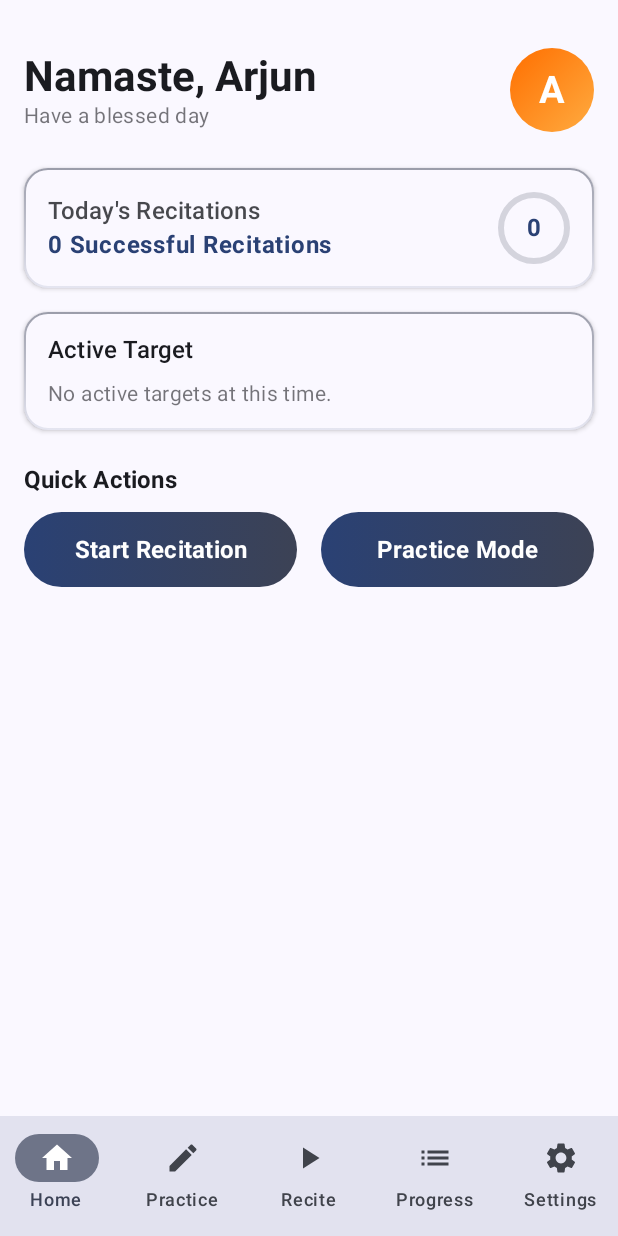
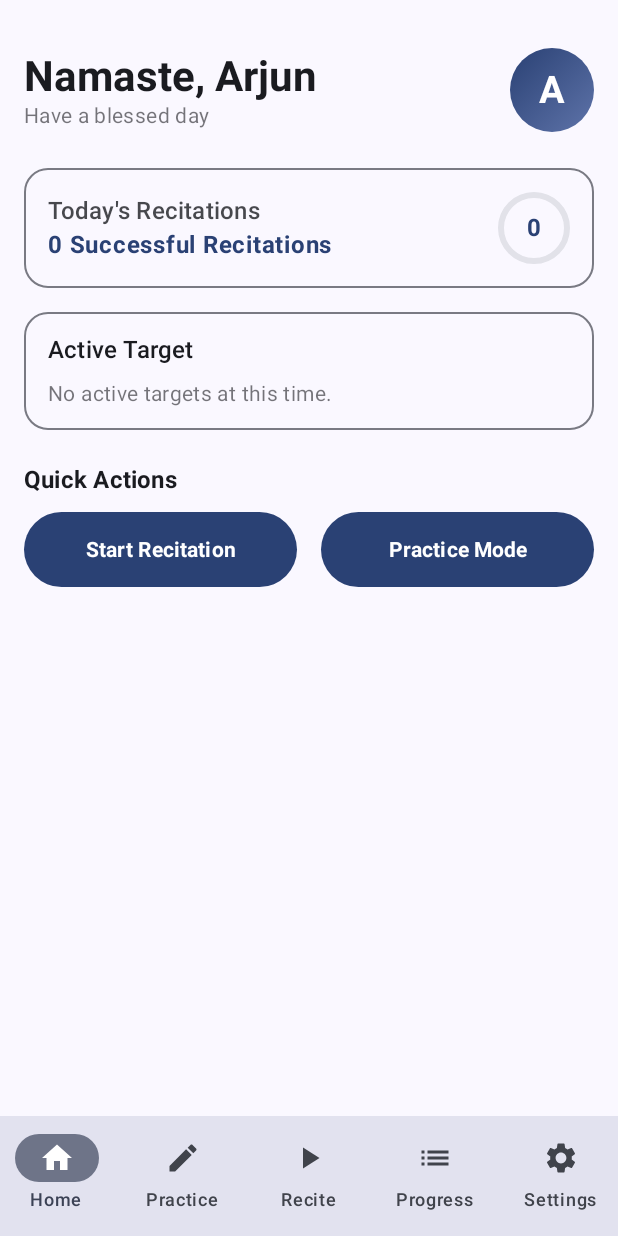
Before and after one commit to sonu7089/anushtanam, an Android app built with Jetpack Compose: the screen it shows after launch (MainActivity), after a tap on an icon or button, on a phone screen of 412 x 824 dp. Run offline under Robolectric (Android 15) with nearby library versions, the phone set to English and light mode, and no system bars; our stand-ins replace Dagger/Hilt's generated code, Room's generated code.

Commit message:
refactor: eliminate hardcoded colors, shapes, and shadows from shared components in phase 2

```diff
--- a/app/src/main/java/com/mantrasiddhi/presentation/components/LoadingSkeleton.kt
+++ b/app/src/main/java/com/mantrasiddhi/presentation/components/LoadingSkeleton.kt
@@ -1,5 +1,5 @@
 /*
- * Mantra Siddhi - Gayatri Mantra Recitation App
+ * Anushtanam - Gayatri Mantra Recitation App
  * Copyright (c) 2026. All rights reserved.
  *
  * This is a demo application. Not for production use.
@@ -31,11 +31,10 @@ import androidx.compose.ui.composed
 import androidx.compose.ui.draw.clip
 import androidx.compose.ui.geometry.Offset
 import androidx.compose.ui.graphics.Brush
-import androidx.compose.ui.graphics.Color
 import androidx.compose.ui.unit.dp
 
 /**
- * Shimmer effect modifier that creates a premium loading reflection.
+ * Shimmer effect modifier that creates a premium loading reflection using theme colors.
  */
 fun Modifier.shimmerEffect(): Modifier = composed {
     val transition = rememberInfiniteTransition(label = "shimmer")
@@ -53,9 +52,9 @@ fun Modifier.shimmerEffect(): Modifier = composed {
     )
 
     val shimmerColors = listOf(
-        Color(0xFFE0E0E0),
-        Color(0xFFF5F5F5),
-        Color(0xFFE0E0E0),
+        MaterialTheme.colorScheme.surfaceContainerHigh,
+        MaterialTheme.colorScheme.surfaceContainerLowest,
+        MaterialTheme.colorScheme.surfaceContainerHigh,
     )
 
     val brush = Brush.linearGradient(
@@ -129,7 +128,7 @@ fun SkeletonCardItem(modifier: Modifier = Modifier) {
         modifier = modifier
             .fillMaxWidth()
             .clip(MaterialTheme.shapes.medium)
-            .background(Color.White)
+            .background(MaterialTheme.colorScheme.surface)
             .padding(16.dp)
     ) {
         Box(
--- a/app/src/main/java/com/mantrasiddhi/presentation/components/MantraComponents.kt
+++ b/app/src/main/java/com/mantrasiddhi/presentation/components/MantraComponents.kt
@@ -1,5 +1,5 @@
 /*
- * Mantra Siddhi - Gayatri Mantra Recitation App
+ * Anushtanam - Gayatri Mantra Recitation App
  * Copyright (c) 2026. All rights reserved.
  *
  * This is a demo application. Not for production use.
@@ -8,10 +8,9 @@ package com.mantrasiddhi.presentation.components
 
 import androidx.compose.animation.core.animateFloatAsState
 import androidx.compose.animation.core.tween
+import androidx.compose.foundation.BorderStroke
 import androidx.compose.foundation.Canvas
 import androidx.compose.foundation.background
-import androidx.compose.foundation.border
-import androidx.compose.foundation.clickable
 import androidx.compose.foundation.layout.Box
 import androidx.compose.foundation.layout.Column
 import androidx.compose.foundation.layout.ColumnScope
@@ -21,12 +20,11 @@ import androidx.compose.foundation.layout.height
 import androidx.compose.foundation.layout.padding
 import androidx.compose.foundation.layout.size
 import androidx.compose.foundation.shape.CircleShape
-import com.mantrasiddhi.presentation.theme.AnushtanamSpacing
 import androidx.compose.material3.Button
 import androidx.compose.material3.ButtonDefaults
-import androidx.compose.material3.Card
 import androidx.compose.material3.CardDefaults
 import androidx.compose.material3.MaterialTheme
+import androidx.compose.material3.OutlinedCard
 import androidx.compose.material3.OutlinedTextField
 import androidx.compose.material3.OutlinedTextFieldDefaults
 import androidx.compose.material3.Text
@@ -35,9 +33,7 @@ import androidx.compose.runtime.getValue
 import androidx.compose.ui.Alignment
 import androidx.compose.ui.Modifier
 import androidx.compose.ui.draw.clip
-import androidx.compose.ui.draw.shadow
 import androidx.compose.ui.graphics.Brush
-import androidx.compose.ui.graphics.Color
 import androidx.compose.ui.graphics.StrokeCap
 import androidx.compose.ui.graphics.drawscope.Stroke
 import androidx.compose.ui.text.font.FontWeight
@@ -45,9 +41,11 @@ import androidx.compose.ui.text.style.TextAlign
 import androidx.compose.ui.unit.Dp
 import androidx.compose.ui.unit.dp
 import androidx.compose.ui.unit.sp
+import com.mantrasiddhi.presentation.theme.AnushtanamSpacing
+import com.mantrasiddhi.presentation.theme.LocalExtendedColors
 
 /**
- * A highly styled button with a premium Saffron-to-Gold gradient.
+ * A highly styled button styled using Material Design 3 theme tokens.
  */
 @Composable
 fun MantraButton(
@@ -56,33 +54,29 @@ fun MantraButton(
     modifier: Modifier = Modifier,
     enabled: Boolean = true
 ) {
-    val gradientColors = if (enabled) {
-        listOf(MaterialTheme.colorScheme.primary, MaterialTheme.colorScheme.secondary)
-    } else {
-        listOf(Color.Gray.copy(alpha = 0.5f), Color.LightGray.copy(alpha = 0.5f))
-    }
-
-    Box(
-        modifier = modifier
-            .height(50.dp)
-            .clip(CircleShape)
-            .background(Brush.horizontalGradient(gradientColors))
-            .clickable(enabled = enabled, onClick = onClick),
-        contentAlignment = Alignment.Center
+    Button(
+        onClick = onClick,
+        enabled = enabled,
+        modifier = modifier.height(50.dp),
+        shape = CircleShape,
+        colors = ButtonDefaults.buttonColors(
+            containerColor = MaterialTheme.colorScheme.primary,
+            contentColor = MaterialTheme.colorScheme.onPrimary,
+            disabledContainerColor = MaterialTheme.colorScheme.onSurface.copy(alpha = 0.12f),
+            disabledContentColor = MaterialTheme.colorScheme.onSurface.copy(alpha = 0.38f),
+        ),
     ) {
         Text(
             text = text,
-            color = if (enabled) Color.White else Color.Gray,
-            style = MaterialTheme.typography.titleMedium,
-            fontWeight = FontWeight.Bold,
+            style = MaterialTheme.typography.labelLarge.copy(fontWeight = FontWeight.Bold),
             textAlign = TextAlign.Center,
-            modifier = Modifier.padding(horizontal = 24.dp)
+            modifier = Modifier.padding(horizontal = AnushtanamSpacing.medium)
         )
     }
 }
 
 /**
- * A card featuring a soft border and warm ivory/charcoal surface styling.
+ * A card featuring a soft outline and MD3 styling.
  */
 @Composable
 fun MantraCard(
@@ -90,42 +84,40 @@ fun MantraCard(
     onClick: (() -> Unit)? = null,
     content: @Composable ColumnScope.() -> Unit
 ) {
-    val cardModifier = if (onClick != null) {
-        modifier.clickable(onClick = onClick)
-    } else {
-        modifier
-    }
-
-    Card(
-        modifier = cardModifier
-            .border(
-                width = 1.dp,
-                brush = Brush.verticalGradient(
-                    listOf(
-                        MaterialTheme.colorScheme.secondary.copy(alpha = 0.5f),
-                        MaterialTheme.colorScheme.primary.copy(alpha = 0.1f)
-                    )
-                ),
-                shape = MaterialTheme.shapes.large
-            ),
-        shape = MaterialTheme.shapes.large,
-        colors = CardDefaults.cardColors(
-            containerColor = MaterialTheme.colorScheme.surface
-        ),
-        elevation = CardDefaults.cardElevation(
-            defaultElevation = 2.dp
-        ),
-        content = {
+    if (onClick != null) {
+        OutlinedCard(
+            onClick = onClick,
+            modifier = modifier,
+            shape = MaterialTheme.shapes.large,
+            border = BorderStroke(1.dp, MaterialTheme.colorScheme.outlineVariant),
+            colors = CardDefaults.outlinedCardColors(
+                containerColor = MaterialTheme.colorScheme.surface
+            )
+        ) {
             Column(
                 modifier = Modifier.padding(AnushtanamSpacing.large),
                 content = content
             )
         }
-    )
+    } else {
+        OutlinedCard(
+            modifier = modifier,
+            shape = MaterialTheme.shapes.large,
+            border = BorderStroke(1.dp, MaterialTheme.colorScheme.outlineVariant),
+            colors = CardDefaults.outlinedCardColors(
+                containerColor = MaterialTheme.colorScheme.surface
+            )
+        ) {
+            Column(
+                modifier = Modifier.padding(AnushtanamSpacing.large),
+                content = content
+            )
+        }
+    }
 }
 
 /**
- * Custom text field with active saffron outlines and rounded edges.
+ * Custom text field with active outline and rounded edges.
  */
 @Composable
 fun MantraTextField(
@@ -144,15 +136,15 @@ fun MantraTextField(
         shape = MaterialTheme.shapes.medium,
         colors = OutlinedTextFieldDefaults.colors(
             focusedBorderColor = MaterialTheme.colorScheme.primary,
-            unfocusedBorderColor = MaterialTheme.colorScheme.onSurface.copy(alpha = 0.2f),
+            unfocusedBorderColor = MaterialTheme.colorScheme.outlineVariant,
             focusedLabelColor = MaterialTheme.colorScheme.primary,
-            unfocusedLabelColor = MaterialTheme.colorScheme.onSurface.copy(alpha = 0.6f)
+            unfocusedLabelColor = MaterialTheme.colorScheme.onSurfaceVariant
         )
     )
 }
 
 /**
- * Renders a high-fidelity spiritual placeholder avatar based on the index.
+ * Renders a high-fidelity spiritual placeholder avatar using theme container roles.
  */
 @Composable
 fun ProfileAvatar(
@@ -161,11 +153,20 @@ fun ProfileAvatar(
     size: Dp = 60.dp,
     modifier: Modifier = Modifier
 ) {
-    val gradient = when (avatarIndex % 4) {
-        0 -> Brush.linearGradient(listOf(Color(0xFFFF6F00), Color(0xFFFFAB40))) // Arjun: Saffron
-        1 -> Brush.linearGradient(listOf(Color(0xFF7C4DFF), Color(0xFFB388FF))) // Meera: Purple
-        2 -> Brush.linearGradient(listOf(Color(0xFFFF3D00), Color(0xFFFF9100))) // Aarav: Saffron-Red
-        else -> Brush.linearGradient(listOf(Color(0xFFFFD54F), Color(0xFFFFE082))) // Priya: Gold
+    val extendedColors = LocalExtendedColors.current
+    val (gradient, textColor) = when (avatarIndex % 4) {
+        0 -> Brush.linearGradient(
+            listOf(MaterialTheme.colorScheme.primary, MaterialTheme.colorScheme.primaryContainer)
+        ) to MaterialTheme.colorScheme.onPrimary
+        1 -> Brush.linearGradient(
+            listOf(MaterialTheme.colorScheme.secondary, MaterialTheme.colorScheme.secondaryContainer)
+        ) to MaterialTheme.colorScheme.onSecondary
+        2 -> Brush.linearGradient(
+            listOf(MaterialTheme.colorScheme.tertiary, MaterialTheme.colorScheme.tertiaryContainer)
+        ) to MaterialTheme.colorScheme.onTertiary
+        else -> Brush.linearGradient(
+            listOf(extendedColors.warning, extendedColors.warningContainer)
+        ) to extendedColors.onWarning
     }
 
     val initial = name.firstOrNull()?.toString()?.uppercase() ?: "?"
@@ -179,7 +180,7 @@ fun ProfileAvatar(
     ) {
         Text(
             text = initial,
-            color = Color.White,
+            color = textColor,
             fontSize = (size.value * 0.45f).sp,
             fontWeight = FontWeight.Bold
         )
@@ -187,7 +188,7 @@ fun ProfileAvatar(
 }
 
 /**
- * A beautiful animated canvas-based progress ring.
+ * A beautiful animated canvas-based progress ring using theme colors.
  */
 @Composable
 fun ProgressRing(
@@ -203,7 +204,7 @@ fun ProgressRing(
     )
 
     val primaryColor = MaterialTheme.colorScheme.primary
-    val trackColor = MaterialTheme.colorScheme.secondary.copy(alpha = 0.2f)
+    val trackColor = MaterialTheme.colorScheme.surfaceContainerHighest
 
     Box(
         modifier = modifier,
--- a/app/src/main/java/com/mantrasiddhi/presentation/components/RecitationFeedbackOverlay.kt
+++ b/app/src/main/java/com/mantrasiddhi/presentation/components/RecitationFeedbackOverlay.kt
@@ -1,5 +1,5 @@
 /*
- * Mantra Siddhi - Gayatri Mantra Recitation App
+ * Anushtanam - Gayatri Mantra Recitation App
  * Copyright (c) 2026. All rights reserved.
  *
  * This is a demo application. Not for production use.
@@ -37,12 +37,15 @@ import androidx.compose.ui.text.font.FontWeight
 import androidx.compose.ui.unit.dp
 import com.mantrasiddhi.R
 import com.mantrasiddhi.presentation.screens.recitation.RecitationFeedbackState
+import com.mantrasiddhi.presentation.theme.LocalExtendedColors
 
 @Composable
 fun RecitationFeedbackOverlay(
     feedback: RecitationFeedbackState?,
     modifier: Modifier = Modifier
 ) {
+    val extendedColors = LocalExtendedColors.current
+
     AnimatedVisibility(
         visible = feedback != null,
         enter = fadeIn() + slideInVertically(initialOffsetY = { -it }),
@@ -52,15 +55,15 @@ fun RecitationFeedbackOverlay(
         if (feedback != null) {
             val styleData = if (feedback.isCorrect) {
                 FeedbackStyle(
-                    backgroundColor = Color(0xFFE8F5E9),
-                    tintColor = Color(0xFF2E7D32),
+                    backgroundColor = extendedColors.successContainer,
+                    tintColor = extendedColors.onSuccessContainer,
                     icon = Icons.Default.CheckCircle,
                     statusText = stringResource(R.string.recitation_correct)
                 )
             } else {
                 FeedbackStyle(
-                    backgroundColor = Color(0xFFFFEBEE),
-                    tintColor = Color(0xFFC62828),
+                    backgroundColor = MaterialTheme.colorScheme.errorContainer,
+                    tintColor = MaterialTheme.colorScheme.onErrorContainer,
                     icon = Icons.Default.Warning,
                     statusText = stringResource(R.string.recitation_try_again)
                 )
--- a/app/src/main/java/com/mantrasiddhi/presentation/components/SavingsCard.kt
+++ b/app/src/main/java/com/mantrasiddhi/presentation/components/SavingsCard.kt
@@ -1,5 +1,5 @@
 /*
- * Mantra Siddhi - Gayatri Mantra Recitation App
+ * Anushtanam - Gayatri Mantra Recitation App
  * Copyright (c) 2026. All rights reserved.
  *
  * This is a demo application. Not for production use.
@@ -22,11 +22,8 @@ import androidx.compose.foundation.layout.padding
 import androidx.compose.foundation.layout.size
 import androidx.compose.foundation.layout.width
 import androidx.compose.foundation.shape.CircleShape
-import androidx.compose.material.icons.Icons
-import androidx.compose.material.icons.filled.Info
 import androidx.compose.material3.Card
 import androidx.compose.material3.CardDefaults
-import androidx.compose.material3.Icon
 import androidx.compose.material3.MaterialTheme
 import androidx.compose.material3.Text
 import androidx.compose.runtime.Composable
@@ -40,13 +37,13 @@ import androidx.compose.ui.Modifier
 import androidx.compose.ui.draw.clip
 import androidx.compose.ui.draw.scale
 import androidx.compose.ui.graphics.Brush
-import androidx.compose.ui.graphics.Color
 import androidx.compose.ui.res.stringResource
 import androidx.compose.ui.text.font.FontWeight
 import androidx.compose.ui.unit.dp
 import androidx.compose.ui.unit.sp
 import com.mantrasiddhi.R
 import com.mantrasiddhi.domain.model.Savings
+import com.mantrasiddhi.presentation.theme.LocalExtendedColors
 
 @Composable
 fun SavingsCard(
@@ -56,6 +53,7 @@ fun SavingsCard(
     // Detect changes in unlocked amount to trigger animation
     var prevUnlocked by remember { mutableStateOf(savings.totalUnlocked) }
     val scaleAnim = remember { Animatable(1f) }
+    val extendedColors = LocalExtendedColors.current
 
     LaunchedEffect(savings.totalUnlocked) {
         if (savings.totalUnlocked > prevUnlocked) {
@@ -85,8 +83,8 @@ fun SavingsCard(
                 width = 1.5.dp,
                 brush = Brush.horizontalGradient(
                     listOf(
-                        Color(0xFFFFA000), // Amber/Gold border
-                        Color(0xFFFFD54F)
+                        MaterialTheme.colorScheme.primaryContainer,
+                        MaterialTheme.colorScheme.outlineVariant
                     )
                 ),
                 shape = MaterialTheme.shapes.large
@@ -129,15 +127,18 @@ fun SavingsCard(
                         .clip(CircleShape)
                         .background(
                             Brush.radialGradient(
-                                listOf(Color(0xFFFFD54F), Color(0xFFFFB300))
+                                listOf(
+                                    MaterialTheme.colorScheme.primary,
+                                    MaterialTheme.colorScheme.primaryContainer
+                                )
                             )
                         )
-                        .border(2.dp, Color.White, CircleShape),
+                        .border(2.dp, MaterialTheme.colorScheme.surface, CircleShape),
                     contentAlignment = Alignment.Center
                 ) {
                     Text(
                         text = "₹",
-                        color = Color.White,
+                        color = MaterialTheme.colorScheme.onPrimary,
                         fontSize = 28.sp,
                         fontWeight = FontWeight.Bold
                     )
@@ -188,7 +189,7 @@ fun SavingsCard(
                         text = stringResource(id = R.string.savings_currency_format, savings.totalUnlocked),
                         style = MaterialTheme.typography.bodyLarge,
                         fontWeight = FontWeight.Bold,
-                        color = Color(0xFF4CAF50) // Material Green for unlocked success
+                        color = extendedColors.success
                     )
                 }
             }
--- /dev/null
+++ b/app/src/main/java/com/mantrasiddhi/presentation/theme/ExtendedColors.kt
@@ -0,0 +1,49 @@
+/*
+ * Anushtanam - Gayatri Mantra Recitation App
+ * Copyright (c) 2026. All rights reserved.
+ *
+ * This is a demo application. Not for production use.
+ */
+package com.mantrasiddhi.presentation.theme
+
+import androidx.compose.runtime.staticCompositionLocalOf
+import androidx.compose.ui.graphics.Color
+
+/**
+ * Extended color roles not present in MaterialTheme.colorScheme.
+ * MD3 supports custom colors via harmonization with the seed.
+ */
+data class ExtendedColorScheme(
+    val success: Color,
+    val onSuccess: Color,
+    val successContainer: Color,
+    val onSuccessContainer: Color,
+    val warning: Color,
+    val onWarning: Color,
+    val warningContainer: Color,
+    val onWarningContainer: Color,
+)
+
+val LightExtendedColors = ExtendedColorScheme(
+    success = Color(0xFF386A20),          // Generated from green seed harmonized with #FF6F00
+    onSuccess = Color(0xFFFFFFFF),
+    successContainer = Color(0xFFB7F397),
+    onSuccessContainer = Color(0xFF042100),
+    warning = Color(0xFF7C5800),
+    onWarning = Color(0xFFFFFFFF),
+    warningContainer = Color(0xFFFFDEA6),
+    onWarningContainer = Color(0xFF271900),
+)
+
+val DarkExtendedColors = ExtendedColorScheme(
+    success = Color(0xFF9CD67E),
+    onSuccess = Color(0xFF0D3900),
+    successContainer = Color(0xFF205107),
+    onSuccessContainer = Color(0xFFB7F397),
+    warning = Color(0xFFF5BE48),
+    onWarning = Color(0xFF412D00),
+    warningContainer = Color(0xFF5E4200),
+    onWarningContainer = Color(0xFFFFDEA6),
+)
+
+val LocalExtendedColors = staticCompositionLocalOf { LightExtendedColors }
--- a/app/src/main/java/com/mantrasiddhi/presentation/theme/Theme.kt
+++ b/app/src/main/java/com/mantrasiddhi/presentation/theme/Theme.kt
@@ -15,6 +15,7 @@ import androidx.compose.material3.dynamicDarkColorScheme
 import androidx.compose.material3.dynamicLightColorScheme
 import androidx.compose.material3.lightColorScheme
 import androidx.compose.runtime.Composable
+import androidx.compose.runtime.CompositionLocalProvider
 import androidx.compose.runtime.SideEffect
 import androidx.compose.ui.graphics.toArgb
 import androidx.compose.ui.platform.LocalContext
@@ -124,6 +125,9 @@ fun AnushtanamTheme(
         }
     }
 
+    val extendedColors = if (darkTheme) DarkExtendedColors else LightExtendedColors
+
+    CompositionLocalProvider(LocalExtendedColors provides extendedColors) {
         MaterialTheme(
             colorScheme = colorScheme,
             typography = Typography,
@@ -131,3 +135,4 @@ fun AnushtanamTheme(
             content = content
         )
     }
+}
```
Lines whose indentation alone changed are shown as unchanged.
